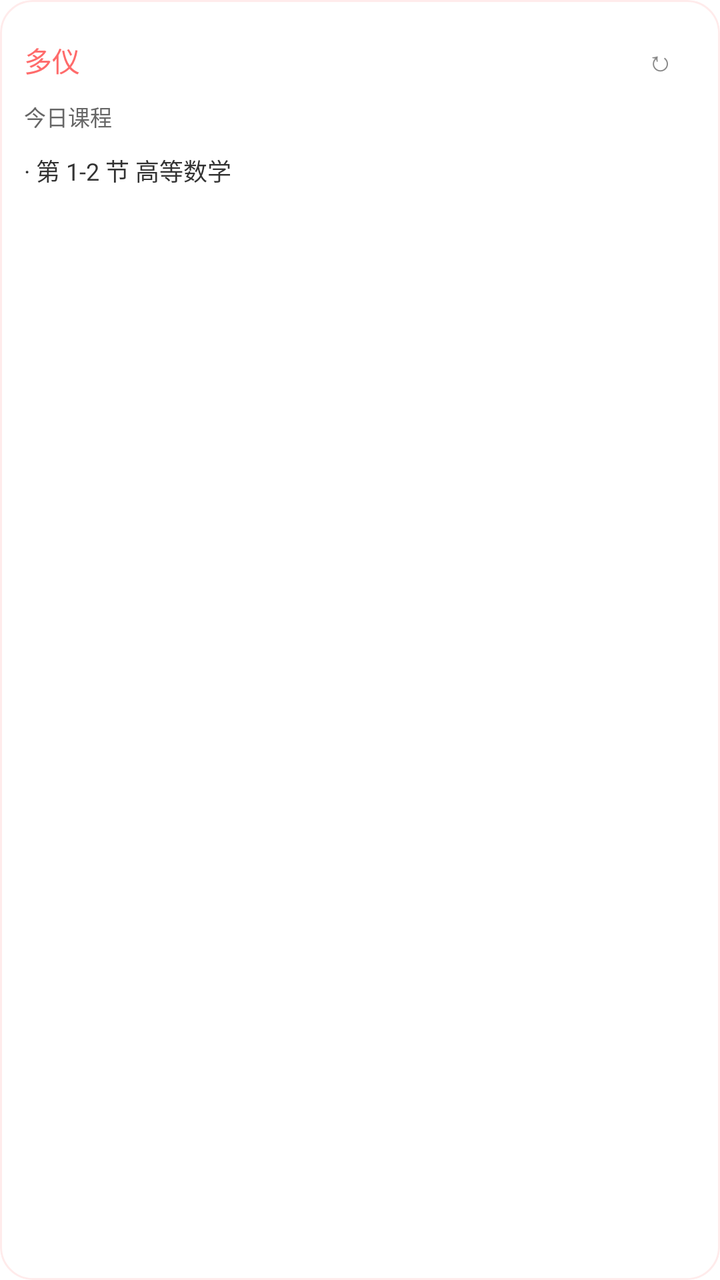
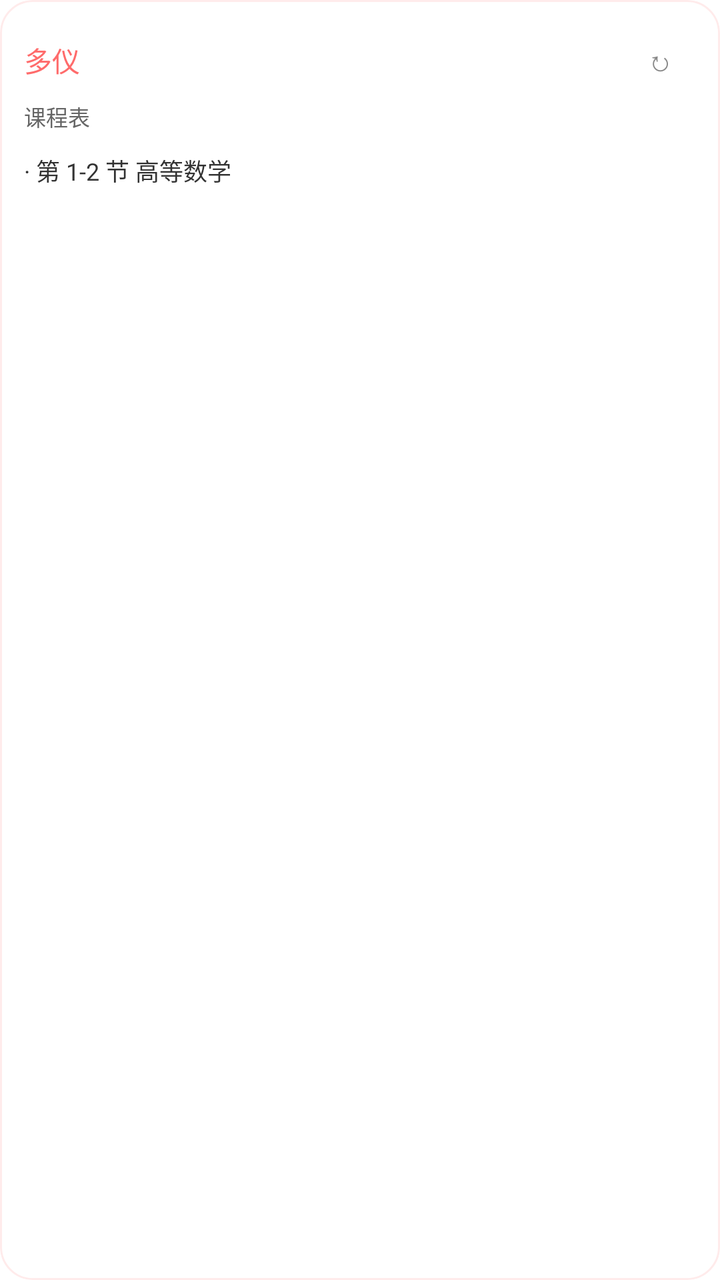

Before-and-after screenshots of an Android layout around one commit, followed by the original layout XML and the change that was made.
<!-- AndroidManifest.xml: fallback theme Theme.MaterialComponents.DayNight.NoActionBar -->
<!-- res/layout/duoyi_course_widget.xml -->
<?xml version="1.0" encoding="utf-8"?>
<FrameLayout xmlns:android="http://schemas.android.com/apk/res/android"
    android:id="@+id/widget_course_root"
    android:layout_width="match_parent"
    android:layout_height="match_parent"
    android:background="@drawable/widget_bg_round_16"
    android:clipToOutline="true"
    android:outlineProvider="background">

    <ImageView
        android:id="@+id/widget_theme_background"
        android:layout_width="match_parent"
        android:layout_height="match_parent"
        android:contentDescription="@null"
        android:scaleType="centerCrop"
        android:visibility="gone" />

    <TextView
        android:id="@+id/widget_theme_overlay"
        android:layout_width="match_parent"
        android:layout_height="match_parent"
        android:maxLines="1"
        android:ellipsize="end"
        android:visibility="gone" />

    <LinearLayout
        android:layout_width="match_parent"
        android:layout_height="match_parent"
        android:orientation="vertical"
        android:padding="12dp">

    <LinearLayout
        android:layout_width="match_parent"
        android:layout_height="wrap_content"
        android:gravity="center_vertical"
        android:orientation="horizontal">

        <TextView
            android:id="@+id/widget_course_title"
            android:layout_width="0dp"
            android:layout_height="wrap_content"
            android:layout_weight="1"
            android:ellipsize="end"
            android:maxLines="1"
            android:text="多仪"
            android:textColor="#FF6B6B"
            android:textSize="14sp" />

        <TextView
            android:id="@+id/widget_refresh"
            android:layout_width="36dp"
            android:layout_height="36dp"
            android:minWidth="36dp"
            android:minHeight="36dp"
            android:contentDescription="刷新小组件"
            android:ellipsize="end"
            android:gravity="center"
            android:maxLines="1"
            android:text="↻"
            android:textColor="#888888"
            android:textSize="14sp" />
    </LinearLayout>

    <TextView
        android:id="@+id/widget_course_subtitle"
        android:layout_width="match_parent"
        android:layout_height="wrap_content"
        android:layout_marginTop="2dp"
        android:ellipsize="end"
        android:maxLines="1"
        android:text="今日课程"
        android:textColor="#666666"
        android:textSize="11sp" />

    <LinearLayout
        android:layout_width="match_parent"
        android:layout_height="0dp"
        android:layout_weight="1"
        android:layout_marginTop="10dp"
        android:orientation="vertical">

        <TextView
            android:id="@+id/widget_course_1"
            android:layout_width="match_parent"
            android:layout_height="wrap_content"
            android:ellipsize="end"
            android:maxLines="1"
            android:text="· 第 1-2 节 高等数学"
            android:textColor="#333333"
            android:textSize="12sp" />

        <TextView
            android:id="@+id/widget_course_2"
            android:layout_width="match_parent"
            android:layout_height="wrap_content"
            android:layout_marginTop="6dp"
            android:ellipsize="end"
            android:maxLines="1"
            android:text="· 第 3-4 节 产品设计"
            android:textColor="#333333"
            android:textSize="12sp"
            android:visibility="gone" />

        <TextView
            android:id="@+id/widget_course_3"
            android:layout_width="match_parent"
            android:layout_height="wrap_content"
            android:layout_marginTop="6dp"
            android:ellipsize="end"
            android:maxLines="1"
            android:text="14:30 团队例会"
            android:textColor="#1E88E5"
            android:textSize="11sp"
            android:visibility="gone" />
    </LinearLayout>

    <LinearLayout
        android:id="@+id/widget_course_bottom_nav"
        android:layout_width="match_parent"
        android:layout_height="30dp"
        android:layout_marginTop="8dp"
        android:background="@drawable/widget_nav_bg"
        android:gravity="center"
        android:orientation="horizontal"
        android:paddingLeft="4dp"
        android:paddingRight="4dp"
        android:weightSum="4"
        android:visibility="gone">

        <TextView
            android:id="@+id/widget_course_nav_todo"
            android:layout_width="0dp"
            android:layout_height="match_parent"
            android:layout_weight="1"
            android:gravity="center"
            android:ellipsize="end"
            android:maxLines="1"
            android:text="待办"
            android:textColor="#333333"
            android:textSize="10sp" />

        <TextView
            android:id="@+id/widget_course_nav_habit"
            android:layout_width="0dp"
            android:layout_height="match_parent"
            android:layout_weight="1"
            android:gravity="center"
            android:ellipsize="end"
            android:maxLines="1"
            android:text="习惯"
            android:textColor="#333333"
            android:textSize="10sp" />

        <TextView
            android:id="@+id/widget_course_nav_calendar"
            android:layout_width="0dp"
            android:layout_height="match_parent"
            android:layout_weight="1"
            android:gravity="center"
            android:ellipsize="end"
            android:maxLines="1"
            android:text="日历"
            android:textColor="#1E88E5"
            android:textSize="10sp" />

        <TextView
            android:id="@+id/widget_course_nav_focus"
            android:layout_width="0dp"
            android:layout_height="match_parent"
            android:layout_weight="1"
            android:gravity="center"
            android:ellipsize="end"
            android:maxLines="1"
            android:text="专注"
            android:textColor="#333333"
            android:textSize="10sp" />
    </LinearLayout>
    </LinearLayout>
</FrameLayout>
<!-- resources referenced by this layout -->
<resources>
  <!-- drawable widget_bg_round_16 (drawable) -->
  <?xml version="1.0" encoding="utf-8"?>
  <shape xmlns:android="http://schemas.android.com/apk/res/android"
      android:shape="rectangle">
      <corners android:radius="16dp" />
      <solid android:color="#FFFFFFFF" />
      <stroke android:width="1dp" android:color="#22FF6B6B" />
  </shape>
  <!-- drawable widget_nav_bg (drawable) -->
  <?xml version="1.0" encoding="utf-8"?>
  <shape xmlns:android="http://schemas.android.com/apk/res/android"
      android:shape="rectangle">
      <corners android:radius="9dp" />
      <solid android:color="#FFFFF6F2" />
      <stroke android:width="1dp" android:color="#22FF6B6B" />
  </shape>
</resources>

<!-- the commit's change to res/layout/duoyi_course_widget.xml (unified diff, before → after) -->
@@ -52,7 +52,7 @@
             android:layout_height="36dp"
             android:minWidth="36dp"
             android:minHeight="36dp"
-            android:contentDescription="刷新小组件"
+            android:contentDescription="@string/widget_refresh_description"
             android:ellipsize="end"
             android:gravity="center"
             android:maxLines="1"
@@ -68,7 +68,7 @@
         android:layout_marginTop="2dp"
         android:ellipsize="end"
         android:maxLines="1"
-        android:text="今日课程"
+        android:text="@string/widget_course_title"
         android:textColor="#666666"
         android:textSize="11sp" />
 
@@ -135,7 +135,7 @@
             android:gravity="center"
             android:ellipsize="end"
             android:maxLines="1"
-            android:text="待办"
+            android:text="@string/widget_tab_todo"
             android:textColor="#333333"
             android:textSize="10sp" />
 
@@ -147,7 +147,7 @@
             android:gravity="center"
             android:ellipsize="end"
             android:maxLines="1"
-            android:text="习惯"
+            android:text="@string/widget_tab_habit"
             android:textColor="#333333"
             android:textSize="10sp" />
 
@@ -159,7 +159,7 @@
             android:gravity="center"
             android:ellipsize="end"
             android:maxLines="1"
-            android:text="日历"
+            android:text="@string/widget_tab_calendar"
             android:textColor="#1E88E5"
             android:textSize="10sp" />
 
@@ -171,7 +171,7 @@
             android:gravity="center"
             android:ellipsize="end"
             android:maxLines="1"
-            android:text="专注"
+            android:text="@string/widget_tab_focus"
             android:textColor="#333333"
             android:textSize="10sp" />
     </LinearLayout>
<!-- resource entries referenced after the edit -->
@@ -16,5 +16,11 @@
       <solid android:color="#FFFFF6F2" />
       <stroke android:width="1dp" android:color="#22FF6B6B" />
   </shape>
+  <string name="widget_course_title">课程表</string>
+  <string name="widget_refresh_description">刷新小组件</string>
+  <string name="widget_tab_calendar">日历</string>
+  <string name="widget_tab_focus">专注</string>
+  <string name="widget_tab_habit">习惯</string>
+  <string name="widget_tab_todo">待办</string>
 </resources>
 
